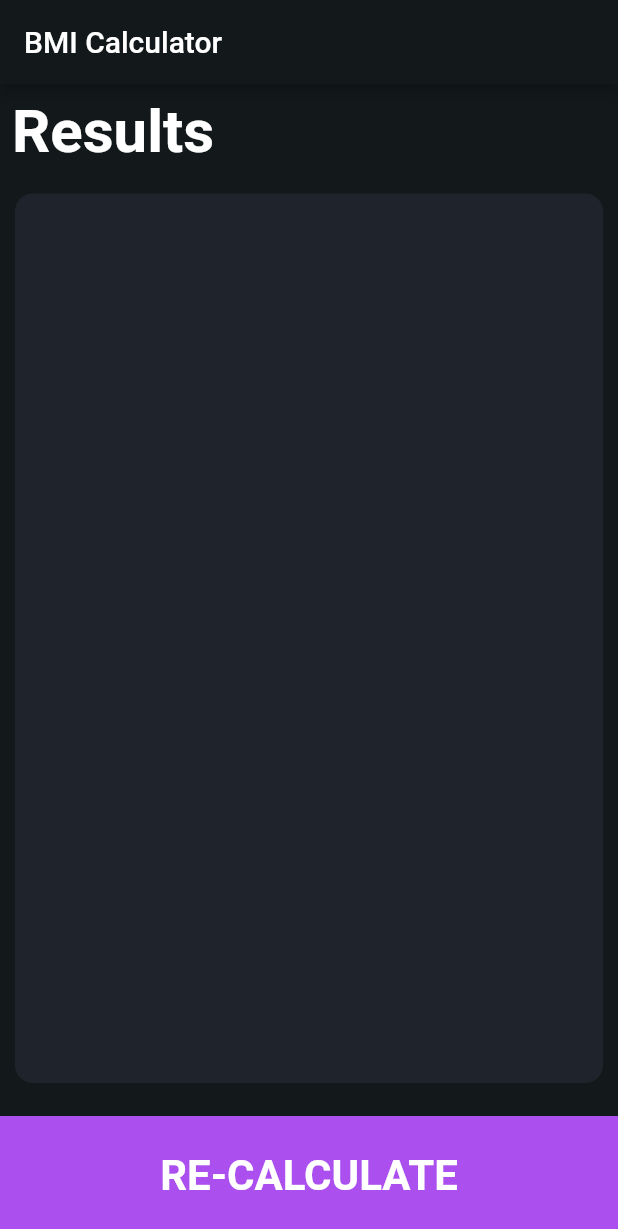
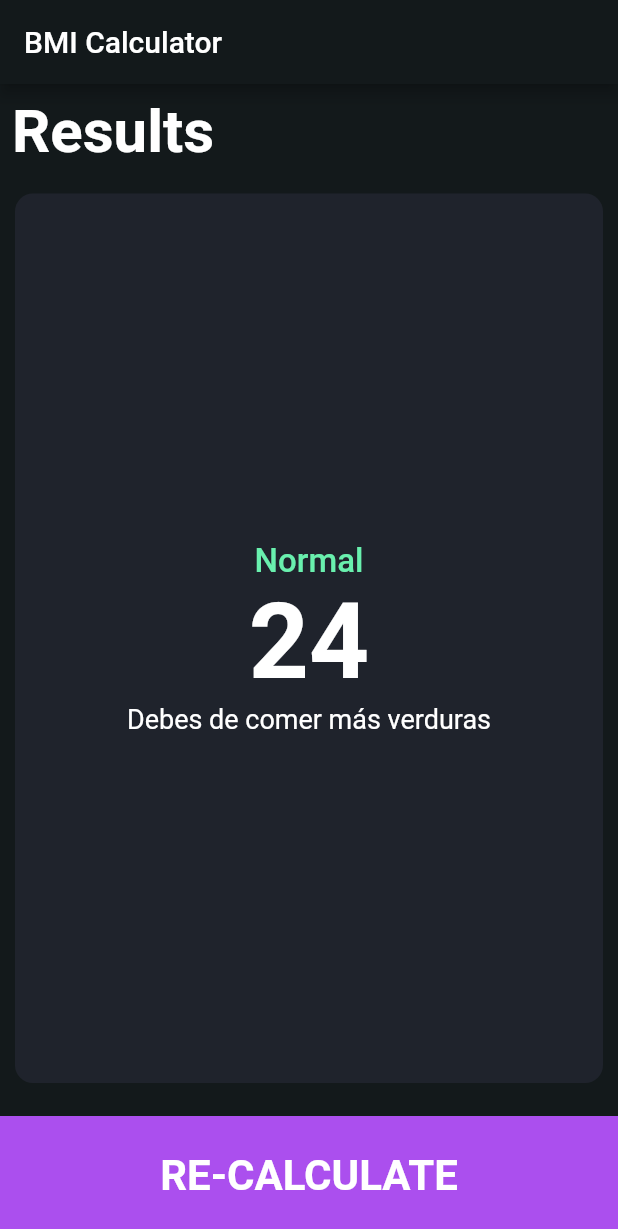
Before and after one commit to eeBarrionuevo/flutter_codigo5_bmi, a Flutter app: the screen it shows after launch, on a phone screen of 412 x 824 dp. Shown: the top 1229 px of the screen. Run offline on Flutter 3.47's test engine with Material 2 defaults, Android fonts, the phone set to English and light mode, and no system bars; our stand-ins replace font_awesome_flutter.

Commit message:
ResultPage 3

```diff
--- a/lib/pages/result_page.dart
+++ b/lib/pages/result_page.dart
@@ -25,7 +25,37 @@ class ResultPage extends StatelessWidget {
           ),
           Expanded(
             child: ReusableCard(
-              childCard: Container(),
+              childCard: Column(
+                mainAxisAlignment: MainAxisAlignment.center,
+                crossAxisAlignment: CrossAxisAlignment.stretch,
+                children: [
+                  Text(
+                    "Normal",
+                    textAlign: TextAlign.center,
+                    style: TextStyle(
+                      fontSize: 22.0,
+                      fontWeight: FontWeight.w500,
+                      color: Colors.greenAccent,
+                    ),
+                  ),
+                  Text(
+                    "24",
+                    textAlign: TextAlign.center,
+                    style: TextStyle(
+                      fontSize: 70.0,
+                      fontWeight: FontWeight.bold,
+                    ),
+                  ),
+                  Text(
+                    "Debes de comer más verduras",
+                    textAlign: TextAlign.center,
+                    style: TextStyle(
+                      fontSize: 18.0,
+                      fontWeight: FontWeight.w400,
+                    ),
+                  ),
+                ],
+              ),
               color: Color(0xff1F232C),
             ),
           ),
```
